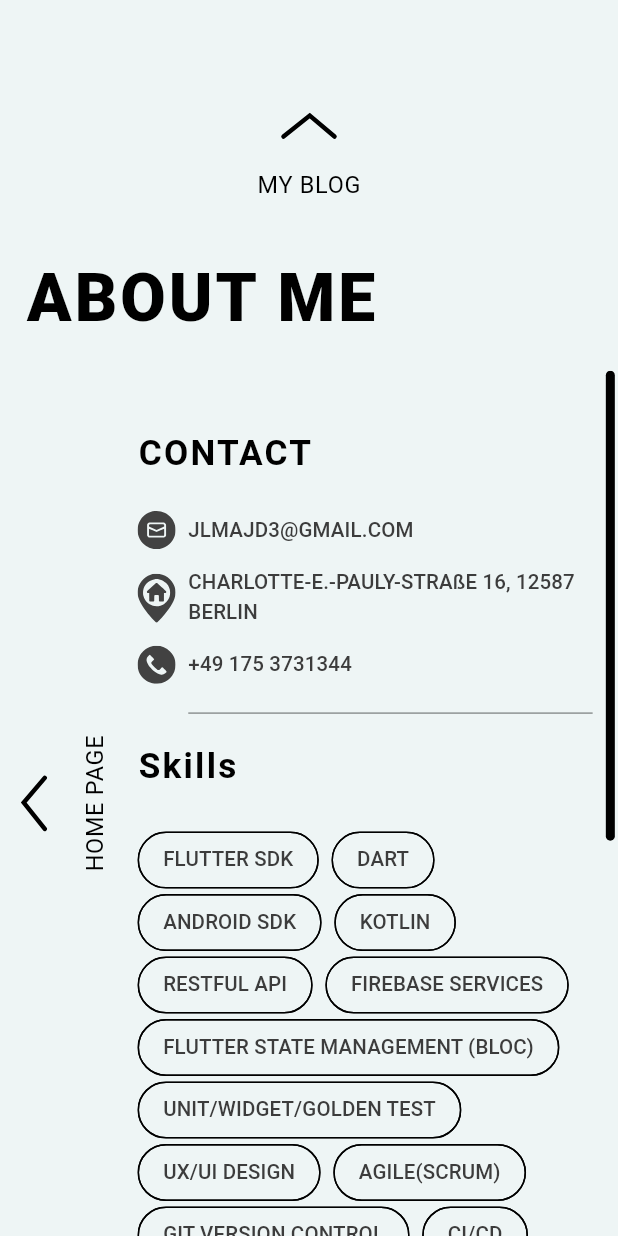
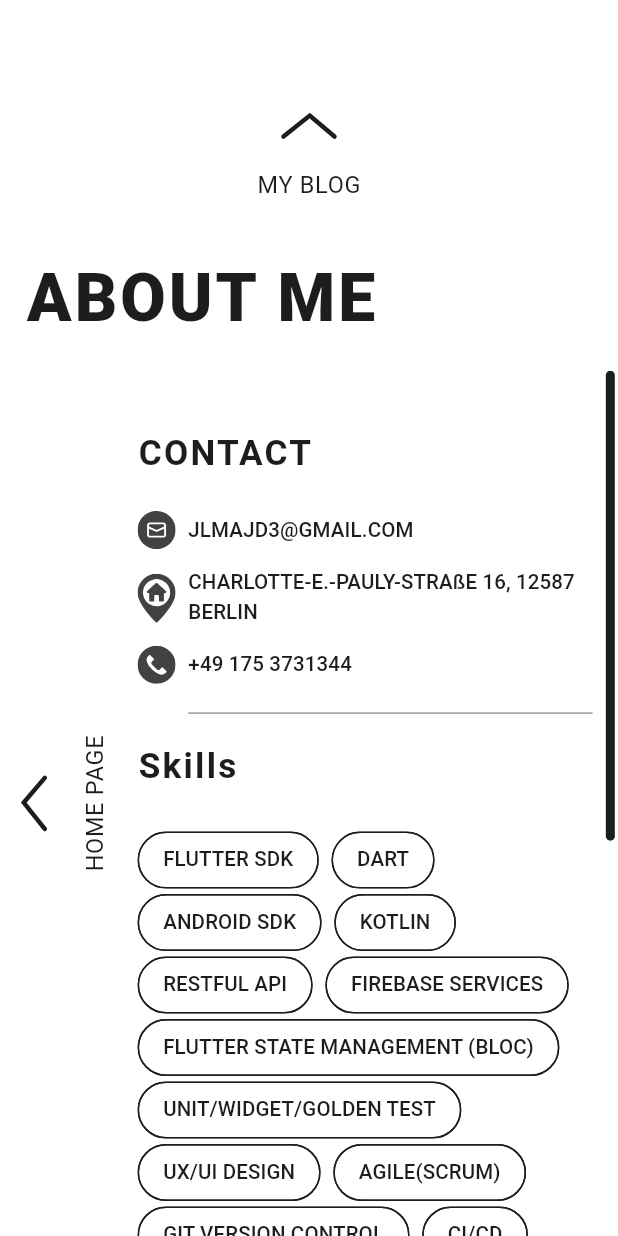
Before and after one commit to majdjlassi/Portfolio, a Flutter app: the screen it shows after launch, swiped to page 2, on a phone screen of 412 x 824 dp. Run offline on Flutter 3.47's test engine with Material 2 defaults, Android fonts, the light colour scheme and no system bars; our stand-ins replace animated_text_kit, flutter_html, flutter_screenutil, flutter_svg, lottie.

Commit message:
refactor text themes

```diff
--- a/lib/main.dart
+++ b/lib/main.dart
@@ -20,67 +20,129 @@ class MyApp extends StatelessWidget {
       builder: (context, child) {
         return MaterialApp(
           title: 'Portfolio',
+          color: AppColors.white,
           theme: ThemeData(
               useMaterial3: true,
               colorScheme: AppColors.colorScheme,
               textTheme: TextTheme(
                 displayLarge: TextStyle(
                   fontSize: 57.sp,
-                  color: AppColors.black,
+                  color: AppColors.colorScheme.onSecondary,
                   fontWeight: FontWeight.w900,
                 ),
                 displayMedium: TextStyle(
                   fontSize: 45.sp,
-                  color: AppColors.black[600],
+                  color: AppColors.colorScheme.onSecondary,
                   fontWeight: FontWeight.bold,
                 ),
                 displaySmall: TextStyle(
                   fontSize: 36.sp,
-                  color: AppColors.black[600],
+                  color: AppColors.colorScheme.onSecondary,
                   wordSpacing: 1.5,
                   fontWeight: FontWeight.w600,
                 ),
                 headlineLarge: TextStyle(
                   fontSize: 32.sp,
-                  color: AppColors.black[600],
+                  color: AppColors.colorScheme.onSecondary,
                   fontWeight: FontWeight.bold,
                 ),
                 headlineMedium: TextStyle(
                   fontSize: 28.sp,
-                  color: AppColors.black[600],
+                  color: AppColors.colorScheme.onSecondary,
                   fontWeight: FontWeight.bold,
                 ),
                 headlineSmall: TextStyle(
                   fontSize: 24.sp,
                   letterSpacing: 1.5,
-                  color: AppColors.black,
+                  color: AppColors.colorScheme.onSecondary,
                   fontWeight: FontWeight.bold,
                 ),
                 labelLarge: TextStyle(
                   fontSize: 14.sp,
-                  color: AppColors.black[600],
+                  color: AppColors.colorScheme.onSecondary,
                 ),
                 labelMedium: TextStyle(
                   fontSize: 12.sp,
-                  color: AppColors.black[600],
+                  color: AppColors.colorScheme.onSecondary,
                 ),
                 labelSmall: TextStyle(
                   fontSize: 11.sp,
-                  color: AppColors.black[600],
+                  color: AppColors.colorScheme.onSecondary,
                 ),
                 bodyLarge: TextStyle(
                   fontSize: 16.sp,
-                  color: AppColors.black[600],
+                  color: AppColors.colorScheme.onSecondary,
                   fontWeight: FontWeight.normal,
                 ),
                 bodyMedium: TextStyle(
                   fontSize: 14.sp,
-                  color: AppColors.black[600],
+                  color: AppColors.colorScheme.onSecondary,
                   fontWeight: FontWeight.normal,
                 ),
                 bodySmall: TextStyle(
                   fontSize: 12.sp,
-                  color: AppColors.black[600],
+                  color: AppColors.colorScheme.onSecondary,
+                  fontWeight: FontWeight.normal,
+                ),
+              ),
+              primaryTextTheme: TextTheme(
+                displayLarge: TextStyle(
+                  fontSize: 57.sp,
+                  color: AppColors.colorScheme.onPrimary,
+                  fontWeight: FontWeight.w900,
+                ),
+                displayMedium: TextStyle(
+                  fontSize: 45.sp,
+                  color: AppColors.colorScheme.onPrimary,
+                  fontWeight: FontWeight.bold,
+                ),
+                displaySmall: TextStyle(
+                  fontSize: 36.sp,
+                  color: AppColors.colorScheme.onPrimary,
+                  wordSpacing: 1.5,
+                  fontWeight: FontWeight.w600,
+                ),
+                headlineLarge: TextStyle(
+                  fontSize: 32.sp,
+                  color: AppColors.colorScheme.onPrimary,
+                  fontWeight: FontWeight.bold,
+                ),
+                headlineMedium: TextStyle(
+                  fontSize: 28.sp,
+                  color: AppColors.colorScheme.onPrimary,
+                  fontWeight: FontWeight.bold,
+                ),
+                headlineSmall: TextStyle(
+                  fontSize: 24.sp,
+                  letterSpacing: 1.5,
+                  color: AppColors.colorScheme.onPrimary,
+                  fontWeight: FontWeight.bold,
+                ),
+                labelLarge: TextStyle(
+                  fontSize: 14.sp,
+                  color: AppColors.colorScheme.onPrimary,
+                ),
+                labelMedium: TextStyle(
+                  fontSize: 12.sp,
+                  color: AppColors.colorScheme.onPrimary,
+                ),
+                labelSmall: TextStyle(
+                  fontSize: 11.sp,
+                  color: AppColors.colorScheme.onPrimary,
+                ),
+                bodyLarge: TextStyle(
+                  fontSize: 16.sp,
+                  color: AppColors.colorScheme.onPrimary,
+                  fontWeight: FontWeight.normal,
+                ),
+                bodyMedium: TextStyle(
+                  fontSize: 14.sp,
+                  color: AppColors.colorScheme.onPrimary,
+                  fontWeight: FontWeight.normal,
+                ),
+                bodySmall: TextStyle(
+                  fontSize: 12.sp,
+                  color: AppColors.colorScheme.onPrimary,
                   fontWeight: FontWeight.normal,
                 ),
               ),
--- a/lib/screens/about_me_page.dart
+++ b/lib/screens/about_me_page.dart
@@ -3,6 +3,7 @@ import 'package:flutter_screenutil/flutter_screenutil.dart';
 import 'package:flutter_svg/flutter_svg.dart';
 import 'package:portfolio/utils/app_colors.dart';
 import 'package:portfolio/utils/resuable_widgets.dart';
+import 'package:portfolio/utils/ui_extension.dart';
 import 'package:portfolio/widgets/portfolio_app_bar.dart';
 
 class AboutMePage extends StatefulWidget {
@@ -43,7 +44,7 @@ class _AboutMePageState extends State<AboutMePage> {
                       child: SvgPicture.asset(
                         'assets/images/ic_left_arrow.svg',
                         colorFilter: ColorFilter.mode(
-                            Theme.of(context).primaryColor, BlendMode.modulate),
+                            Theme.of(context).colorScheme.primary, BlendMode.modulate),
                       ),
                     );
                   },
@@ -55,10 +56,8 @@ class _AboutMePageState extends State<AboutMePage> {
                   quarterTurns: -1,
                   child: Text(
                     'HOME PAGE',
-                    style: Theme.of(context)
-                        .textTheme
-                        .bodyLarge!
-                        .copyWith(color: Theme.of(context).primaryColor),
+                    style: context.pBodyLarge!
+                        .copyWith(color: Theme.of(context).colorScheme.primary),
                   ),
                 ),
               ],
@@ -68,7 +67,7 @@ class _AboutMePageState extends State<AboutMePage> {
             child: RawScrollbar(
               controller: _scrollController,
               thumbVisibility: true,
-              thumbColor: Theme.of(context).primaryColor,
+              thumbColor: Theme.of(context).colorScheme.primary,
               radius: Radius.circular(12.w),
               padding: EdgeInsets.only(right: 2.w),
               child: SingleChildScrollView(
@@ -110,7 +109,7 @@ class _AboutMePageState extends State<AboutMePage> {
   List<Widget> get _contactSection => [
         Text(
           'CONTACT',
-          style: Theme.of(context).textTheme.headlineSmall,
+          style: context.pHeadlineSmall,
         ),
         SizedBox(
           height: 24.h,
@@ -130,7 +129,7 @@ class _AboutMePageState extends State<AboutMePage> {
   List<Widget> get _skillsSections => [
         Text(
           'Skills',
-          style: Theme.of(context).textTheme.headlineSmall,
+          style: context.pHeadlineSmall,
         ),
         SizedBox(
           height: 24.h,
@@ -158,7 +157,7 @@ class _AboutMePageState extends State<AboutMePage> {
   List<Widget> get _languageSection => [
         Text(
           'LANGUAGES',
-          style: Theme.of(context).textTheme.headlineSmall,
+          style: context.pHeadlineSmall,
         ),
         SizedBox(
           height: 24.h,
@@ -191,7 +190,7 @@ class _AboutMePageState extends State<AboutMePage> {
           Flexible(
             child: Text(
               text,
-              style: Theme.of(context).textTheme.labelLarge,
+              style: context.pLabelLarge,
             ),
           ),
         ],
@@ -202,9 +201,7 @@ class _AboutMePageState extends State<AboutMePage> {
   List<Widget> _languageProgress(String text, double progress) => [
         Text(
           text,
-          style: Theme.of(context)
-              .textTheme
-              .labelLarge!
+          style: context.pLabelLarge!
               .copyWith(fontWeight: FontWeight.bold),
         ),
         SizedBox(
@@ -218,7 +215,7 @@ class _AboutMePageState extends State<AboutMePage> {
           child: LinearProgressIndicator(
             backgroundColor: Theme.of(context).colorScheme.secondary,
             valueColor: AlwaysStoppedAnimation<Color>(
-                Theme.of(context).scaffoldBackgroundColor),
+                Theme.of(context).colorScheme.background),
             value: progress,
           ),
         ),
@@ -231,7 +228,7 @@ class _AboutMePageState extends State<AboutMePage> {
             svgAsset,
             width: 24.w,
             colorFilter: ColorFilter.mode(
-                Theme.of(context).primaryColor, BlendMode.modulate),
+                Theme.of(context).colorScheme.primary, BlendMode.modulate),
           ),
           SizedBox(
             width: 16.w,
@@ -239,15 +236,15 @@ class _AboutMePageState extends State<AboutMePage> {
           Expanded(
             child: Text(
               label,
-              style: Theme.of(context).textTheme.headlineSmall!.copyWith(
+              style: context.pHeadlineSmall!.copyWith(
                   fontWeight: FontWeight.normal,
-                  color: Theme.of(context).primaryColor),
+                  color: Theme.of(context).colorScheme.primary),
             ),
           ),
           SvgPicture.asset(
             'assets/images/ic_right_arrow.svg',
             colorFilter: ColorFilter.mode(
-                Theme.of(context).primaryColor, BlendMode.modulate),
+                Theme.of(context).colorScheme.primary, BlendMode.modulate),
             height: 14.w,
           ),
         ],
--- a/lib/screens/experiences_page.dart
+++ b/lib/screens/experiences_page.dart
@@ -1,6 +1,5 @@
 import 'package:flutter/material.dart';
 import 'package:flutter_screenutil/flutter_screenutil.dart';
-import 'package:portfolio/utils/app_colors.dart';
 import 'package:portfolio/utils/routes.dart';
 import 'package:portfolio/utils/utils.dart';
 import 'package:portfolio/widgets/experience_tile.dart';
@@ -53,7 +52,7 @@ class _ExperiencePageState extends State<ExperiencePage> {
                 },
                 separatorBuilder: (BuildContext context, int index) {
                   return Divider(
-                    color: AppColors.scaffoldBackground.withOpacity(0.4),
+                    color: Theme.of(context).colorScheme.background.withOpacity(0.4),
                     indent: 88.w,
                     endIndent: 16.w,
                     thickness: 1.h,
--- a/lib/screens/main_screen.dart
+++ b/lib/screens/main_screen.dart
@@ -35,12 +35,14 @@ class _MainPageScreenState extends State<MainPageScreen>
   @override
   Widget build(BuildContext context) {
     return PageView(
-      physics: shouldScroll ? const ClampingScrollPhysics() : const NeverScrollableScrollPhysics(),
+      physics: shouldScroll
+          ? const ClampingScrollPhysics()
+          : const NeverScrollableScrollPhysics(),
       scrollDirection: Axis.horizontal,
       children: [
         PageView(
           scrollDirection: Axis.vertical,
-          onPageChanged: (index){
+          onPageChanged: (index) {
             setState(() {
               shouldScroll = index == 0;
             });
--- a/lib/screens/splash_screen.dart
+++ b/lib/screens/splash_screen.dart
@@ -3,6 +3,7 @@ import 'package:animated_text_kit/animated_text_kit.dart';
 import 'package:flutter_screenutil/flutter_screenutil.dart';
 import 'package:lottie/lottie.dart';
 import 'package:portfolio/utils/routes.dart';
+import 'package:portfolio/utils/ui_extension.dart';
 
 class SplashScreen extends StatefulWidget {
   const SplashScreen({Key? key}) : super(key: key);
@@ -31,9 +32,7 @@ class _SplashScreenState extends State<SplashScreen> {
               padding: EdgeInsets.all(24.w),
               child: DefaultTextStyle(
                 textAlign: TextAlign.start,
-                style: Theme.of(context)
-                    .textTheme
-                    .displayLarge!
+                style: context.pDisplayLarge!
                     .copyWith(fontWeight: FontWeight.w200),
                 child: AnimatedTextKit(
                   isRepeatingAnimation: false,
--- a/lib/utils/app_colors.dart
+++ b/lib/utils/app_colors.dart
@@ -26,19 +26,19 @@ class AppColors {
   });
   static const int _primaryWhiteColor = 0xFFFFFFFF;
 
-  static const Color scaffoldBackground = Color(0xFFEEF5F5);
+  static const Color scaffoldBackground = Color(0xFFF8F8F8);
 
   static const ColorScheme colorScheme = ColorScheme(
     brightness: Brightness.light,
-    primary: Color(0xFF000000),
-    onPrimary: Color(0xFF000000),
+    primary: Color(0xFF1C1D1F),
+    onPrimary: Color(0xFF1C1D1F),
     secondary: Color(0xFF242424),
-    onSecondary: Color(0xFF3C3C3C),
+    onSecondary: Color(0xFFFFFFFF),
     error: Color(0xFFBA1A1A),
     onError: Color(0xFFFFFFFF),
-    background: Color(0xFFEEF5F5),
-    onBackground: Color(0xFFFFFFFF),
-    surface: Color(0xFFEEF5F5),
+    background: Color(0xFFFFFFFF),
+    onBackground: Color(0xFF8D8C8C),
+    surface: Color(0xFFFFFFFF),
     onSurface: Color(0xFF000000),
     outline: Color(0xFF000000),
     shadow: Color(0xFF000000),
--- a/lib/utils/resuable_widgets.dart
+++ b/lib/utils/resuable_widgets.dart
@@ -1,11 +1,12 @@
 
 import 'package:flutter/material.dart';
 import 'package:flutter_screenutil/flutter_screenutil.dart';
+import 'package:portfolio/utils/ui_extension.dart';
 
-Widget chip(context, String label) => Chip(
+Widget chip(BuildContext context, String label) => Chip(
   label: Text(
     label,
-    style: Theme.of(context).textTheme.labelLarge,
+    style: context.pLabelLarge,
   ),
   backgroundColor: Theme.of(context).scaffoldBackgroundColor,
   shape: RoundedRectangleBorder(
--- a/lib/widgets/portfolio_app_bar.dart
+++ b/lib/widgets/portfolio_app_bar.dart
@@ -1,6 +1,7 @@
 import 'package:flutter/material.dart';
 import 'package:flutter_screenutil/flutter_screenutil.dart';
 import 'package:flutter_svg/flutter_svg.dart';
+import 'package:portfolio/utils/ui_extension.dart';
 
 enum PortfolioAppBarTheme { dark, light }
 
@@ -40,13 +41,13 @@ class _PortfolioAppBarState extends State<PortfolioAppBar> {
   }
 
   Color get primaryThemeColor => switch (widget.portfolioAppBarTheme) {
-        PortfolioAppBarTheme.light => Theme.of(context).scaffoldBackgroundColor,
-        PortfolioAppBarTheme.dark => Theme.of(context).primaryColor,
+        PortfolioAppBarTheme.light => Theme.of(context).colorScheme.background,
+        PortfolioAppBarTheme.dark => Theme.of(context).colorScheme.primary,
       };
 
   Color get secondaryThemeColor => switch (widget.portfolioAppBarTheme) {
-        PortfolioAppBarTheme.light => Theme.of(context).primaryColor,
-        PortfolioAppBarTheme.dark => Theme.of(context).scaffoldBackgroundColor,
+        PortfolioAppBarTheme.light => Theme.of(context).colorScheme.primary,
+        PortfolioAppBarTheme.dark => Theme.of(context).colorScheme.background,
       };
 
   @override
@@ -82,8 +83,8 @@ class _PortfolioAppBarState extends State<PortfolioAppBar> {
                   offset: Offset(0, widget.animation.value * 50.0),
                   child: SvgPicture.asset(
                     'assets/images/ic_up_arrow.svg',
-                    colorFilter:
-                    ColorFilter.mode(secondaryThemeColor, BlendMode.modulate),
+                    colorFilter: ColorFilter.mode(
+                        secondaryThemeColor, BlendMode.modulate),
                   ),
                 );
               },
@@ -93,7 +94,7 @@ class _PortfolioAppBarState extends State<PortfolioAppBar> {
             ),
             Text(
               widget.upperPageTitle!,
-              style: Theme.of(context).textTheme.bodyLarge!.copyWith(
+              style: context.pBodyLarge!.copyWith(
                 color: secondaryThemeColor,
               ),
             ),
@@ -105,7 +106,7 @@ class _PortfolioAppBarState extends State<PortfolioAppBar> {
             children: [
               Text(
                 widget.title,
-                style: Theme.of(context).textTheme.displayMedium!.copyWith(
+                style: context.pDisplayMedium!.copyWith(
                   letterSpacing: 2,
                   fontWeight: FontWeight.w900,
                   color: secondaryThemeColor,
```
Also changed, not shown: lib/screens/experience_details_screen.dart (+7 -22 lines), lib/screens/home_page.dart (+10 -25 lines), lib/screens/project_page.dart (+8 -7 lines), lib/utils/ui_extension.dart (added, +125 -0 lines), lib/widgets/experience_tile.dart (+5 -9 lines). Lines whose indentation alone changed are shown as unchanged.
